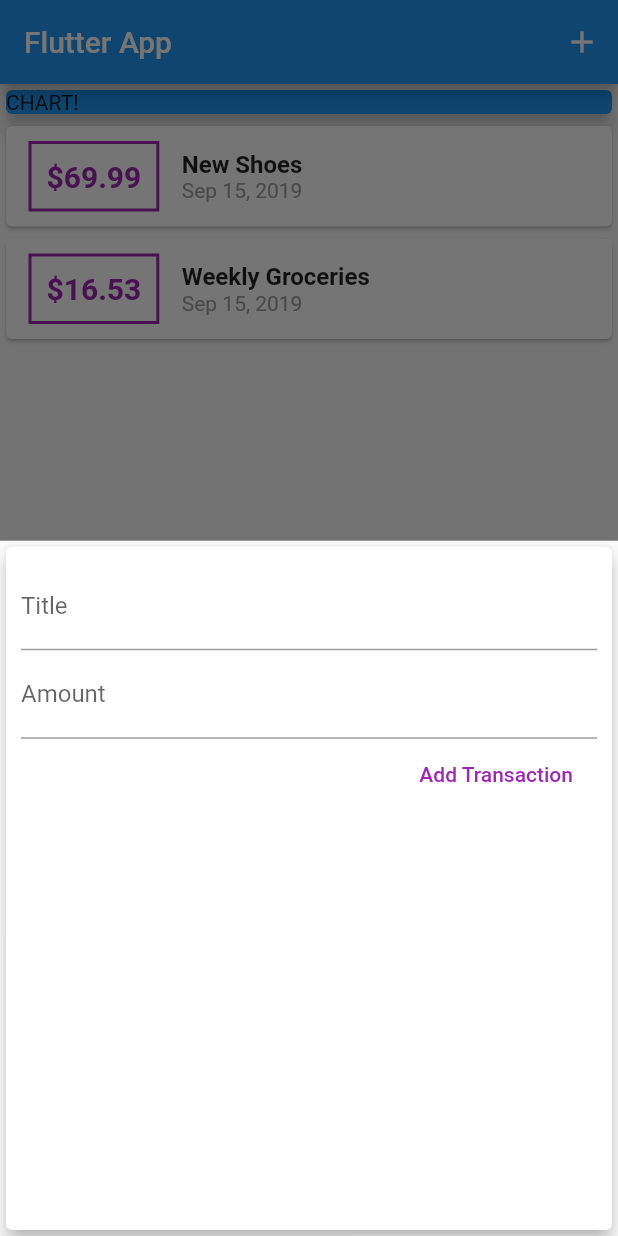
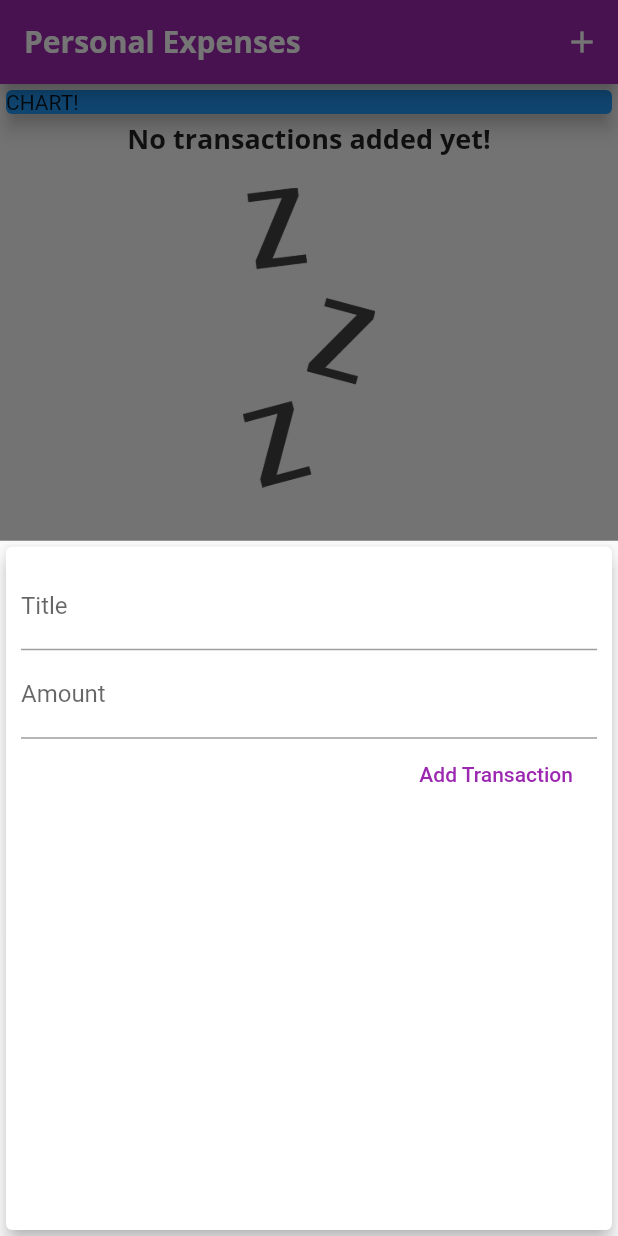
Before and after one commit to OdongoWaga/expenses, a Flutter app: the screen it shows after launch, after a tap on the "add" icon, on a phone screen of 412 x 824 dp. Run offline on Flutter 3.47's test engine with Material 2 defaults, Android fonts, the phone set to English and light mode, and no system bars.

Commit message:
fonts and images

```diff
--- a/lib/main.dart
+++ b/lib/main.dart
@@ -10,7 +10,27 @@ class MyApp extends StatelessWidget {
   @override
   Widget build(BuildContext context) {
     return MaterialApp(
-      title: 'Flutter App',
+      title: 'Personal Expenses',
+      theme: ThemeData(
+          primarySwatch: Colors.purple,
+          accentColor: Colors.amber,
+          fontFamily: 'Quicksand',
+          textTheme: ThemeData.light().textTheme.copyWith(
+                title: TextStyle(
+                  fontFamily: 'OpenSans',
+                  fontWeight: FontWeight.bold,
+                  fontSize: 18,
+                ),
+              ),
+          appBarTheme: AppBarTheme(
+            textTheme: ThemeData.light().textTheme.copyWith(
+                  title: TextStyle(
+                    fontFamily: 'OpenSans',
+                    fontSize: 20,
+                    fontWeight: FontWeight.bold,
+                  ),
+                ),
+          )),
       home: MyHomePage(),
     );
   }
@@ -25,18 +45,18 @@ class MyHomePage extends StatefulWidget {
 
 class _MyHomePageState extends State<MyHomePage> {
   final List<Transaction> _userTransactions = [
-    Transaction(
-      id: 't1',
-      title: 'New Shoes',
-      amount: 69.99,
-      date: DateTime.now(),
-    ),
-    Transaction(
-      id: 't2',
-      title: 'Weekly Groceries',
-      amount: 16.53,
-      date: DateTime.now(),
-    ),
+    // Transaction(
+    //   id: 't1',
+    //   title: 'New Shoes',
+    //   amount: 69.99,
+    //   date: DateTime.now(),
+    // ),
+    // Transaction(
+    //   id: 't2',
+    //   title: 'Weekly Groceries',
+    //   amount: 16.53,
+    //   date: DateTime.now(),
+    // ),
   ];
 
   void _addNewTransaction(String txTitle, double txAmount) {
@@ -69,7 +89,9 @@ class _MyHomePageState extends State<MyHomePage> {
   Widget build(BuildContext context) {
     return Scaffold(
       appBar: AppBar(
-        title: Text('Flutter App'),
+        title: Text(
+          'Personal Expenses',
+        ),
         actions: <Widget>[
           IconButton(
             icon: Icon(Icons.add),
--- a/lib/widgets/new_transaction.dart
+++ b/lib/widgets/new_transaction.dart
@@ -1,11 +1,18 @@
 import 'package:flutter/material.dart';
 
-class NewTransaction extends StatelessWidget {
+class NewTransaction extends StatefulWidget {
   final Function addTx;
-  final titleController = TextEditingController();
-  final amountController = TextEditingController();
 
   NewTransaction(this.addTx);
+
+  @override
+  _NewTransactionState createState() => _NewTransactionState();
+}
+
+class _NewTransactionState extends State<NewTransaction> {
+  final titleController = TextEditingController();
+
+  final amountController = TextEditingController();
 
   void submitData() {
     final enteredTitle = titleController.text;
@@ -15,10 +22,12 @@ class NewTransaction extends StatelessWidget {
       return;
     }
 
-    addTx(
+    widget.addTx(
       enteredTitle,
       enteredAmount,
     );
+
+    Navigator.of(context).pop();
   }
 
   @override
--- a/lib/widgets/transaction_list.dart
+++ b/lib/widgets/transaction_list.dart
@@ -12,7 +12,25 @@ class TransactionList extends StatelessWidget {
   Widget build(BuildContext context) {
     return Container(
       height: 300,
-      child: ListView.builder(
+      child: transactions.isEmpty
+          ? Column(
+              children: <Widget>[
+                Text(
+                  'No transactions added yet!',
+                  style: Theme.of(context).textTheme.title,
+                ),
+                SizedBox(
+                  height: 20,
+                ),
+                Container(
+                    height: 200,
+                    child: Image.asset(
+                      'assets/images/waiting.png',
+                      fit: BoxFit.cover,
+                    )),
+              ],
+            )
+          : ListView.builder(
               itemBuilder: (ctx, index) {
                 return Card(
                   child: Row(
@@ -24,17 +42,17 @@ class TransactionList extends StatelessWidget {
                         ),
                         decoration: BoxDecoration(
                           border: Border.all(
-                      color: Colors.purple,
+                            color: Theme.of(context).primaryColor,
                             width: 2,
                           ),
                         ),
                         padding: EdgeInsets.all(10),
                         child: Text(
-                    '\$${transactions[index].amount}',
+                          '\$${transactions[index].amount.toStringAsFixed(2)}',
                           style: TextStyle(
                             fontWeight: FontWeight.bold,
                             fontSize: 20,
-                      color: Colors.purple,
+                            color: Theme.of(context).primaryColor,
                           ),
                         ),
                       ),
@@ -43,10 +61,7 @@ class TransactionList extends StatelessWidget {
                         children: <Widget>[
                           Text(
                             transactions[index].title,
-                      style: TextStyle(
-                        fontSize: 16,
-                        fontWeight: FontWeight.bold,
-                      ),
+                            style: Theme.of(context).textTheme.title,
                           ),
                           Text(
                             DateFormat.yMMMd().format(transactions[index].date),
```
Also changed, not shown: pubspec.yaml (+13 -2 lines), assets/fonts/OpenSans-Bold.ttf (added), assets/fonts/OpenSans-Regular.ttf (added), assets/fonts/Quicksand-Bold.ttf (added), assets/fonts/Quicksand-Light.ttf (added), assets/fonts/Quicksand-Medium.ttf (added), assets/fonts/Quicksand-Regular.ttf (added), assets/images/waiting.png (added), lib/widgets/chart.dart (added). Lines whose indentation alone changed are shown as unchanged.
